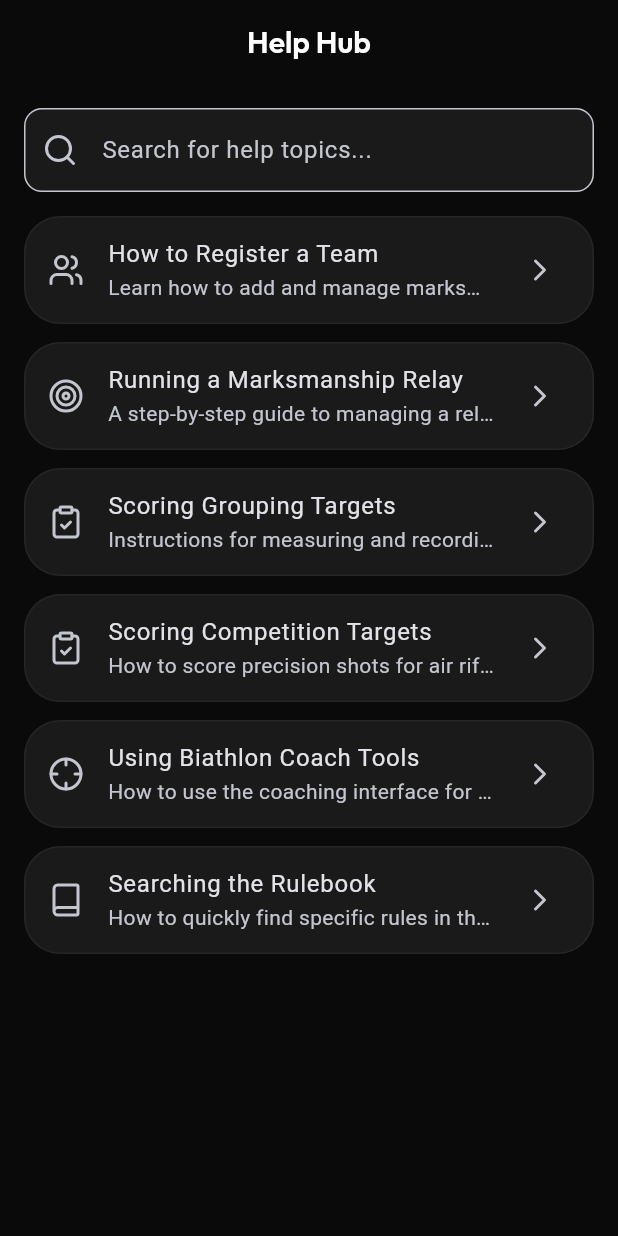
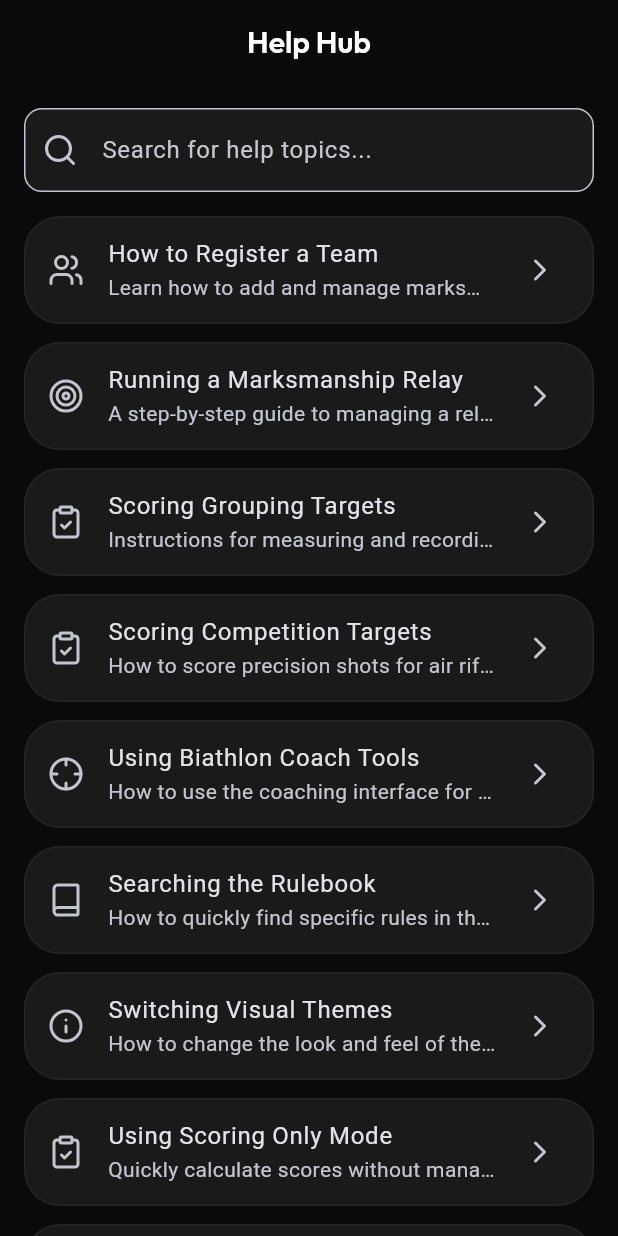
Before and after one commit to jonh2oman/cadet-marksmanship-app, a Flutter app: the HelpHubScreen screen opened by its route, on a phone screen of 412 x 824 dp. Run offline on Flutter 3.47's test engine with Material 3 defaults, Android fonts, the phone set to English and light mode, and no system bars; our stand-ins replace flutter_riverpod, go_router, google_fonts, lucide_icons, shared_preferences; accounts and stored records are empty.

Commit message:
Documentation: Update Help Hub and add Change Log with version footer

```diff
--- a/lib/src/features/help/data/help_content.dart
+++ b/lib/src/features/help/data/help_content.dart
@@ -83,4 +83,42 @@ const helpArticles = [
       'Tap a section to read the full text.',
     ],
   ),
+  HelpArticle(
+    id: 'switch-themes',
+    title: 'Switching Visual Themes',
+    description: 'How to change the look and feel of the application.',
+    category: HelpCategory.general,
+    steps: [
+      'On the Home Screen, look for the theme switcher bar at the top.',
+      'Tap the Sun icon for Light Mode.',
+      'Tap the Moon icon for Dark Mode (RCN Navy).',
+      'Tap the Waves icon for the specialized "SEA" theme.',
+      'Tap the Monitor icon to follow your device system settings.',
+    ],
+  ),
+  HelpArticle(
+    id: 'scoring-only',
+    title: 'Using Scoring Only Mode',
+    description: 'Quickly calculate scores without managing a range.',
+    category: HelpCategory.scoring,
+    steps: [
+      'From the Home Screen, select "Scoring Only".',
+      'Choose the target type you wish to score.',
+      'Input your measurements or point values.',
+      'The results are calculated instantly for your reference.',
+      'Note: Standalone mode does not save data to a relay.',
+    ],
+  ),
+  HelpArticle(
+    id: 'legal-disclaimer',
+    title: 'Disclaimer & Liability',
+    description: 'Information about the status of this tool.',
+    category: HelpCategory.rules,
+    steps: [
+      'This tool is provided without any guarantee of accuracy.',
+      'It is NOT an official DND or CCO product.',
+      'You must acknowledge this disclaimer on your first visit.',
+      'Always cross-reference results with official paper scorecards and rulebooks.',
+    ],
+  ),
 ];
--- a/lib/src/routing/app_router.dart
+++ b/lib/src/routing/app_router.dart
@@ -21,6 +21,7 @@ import '../features/rulebook/presentation/rulebook_screen.dart';
 import '../features/help/presentation/help_hub_screen.dart';
 import '../features/help/presentation/help_article_screen.dart';
 import '../shared/widgets/help_button.dart';
+import '../features/home/presentation/changelog_screen.dart';
 import '../data/biathlon_rules.dart';
 import '../data/marksmanship_rules.dart';
 import '../theme/app_theme.dart';
@@ -144,6 +145,10 @@ final goRouterProvider = Provider<GoRouter>((ref) {
             path: '/scoring',
             builder: (context, state) => const ScoringHubScreen(),
           ),
+          GoRoute(
+            path: '/changelog',
+            builder: (context, state) => const ChangeLogScreen(),
+          ),
         ],
       ),
       // Help routes are outside the shell because they don't need a help button
```
Also changed, not shown: lib/src/features/home/presentation/changelog_screen.dart (added, +121 -0 lines), lib/src/features/home/presentation/home_screen.dart (+30 -0 lines).
